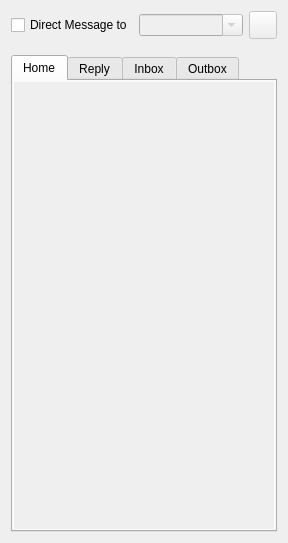
The window that src/timelinewidget_base.ui (KDE/choqok) describes before a commit, drawn with Qt 5.
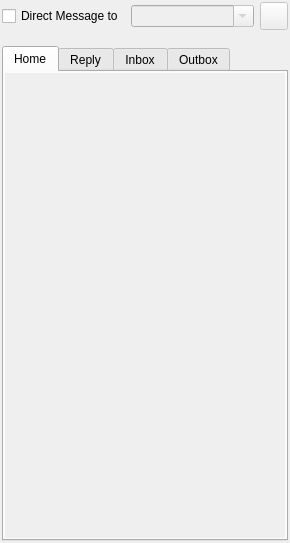
The same window after the commit. Custom widgets are drawn as their Qt base class.

Commit message: Showing icons on timeline tabs added in optional manner.

What changed in the file:
```diff
--- a/src/timelinewidget_base.ui
+++ b/src/timelinewidget_base.ui
@@ -5,7 +5,7 @@
    <rect>
     <x>0</x>
     <y>0</y>
-    <width>288</width>
+    <width>290</width>
     <height>543</height>
    </rect>
   </property>
@@ -22,6 +22,9 @@
    <bool>true</bool>
   </property>
   <layout class="QGridLayout" name="gridLayout_2" >
+   <property name="margin" >
+    <number>2</number>
+   </property>
    <item row="0" column="0" >
     <widget class="QCheckBox" name="chkDMessage" >
      <property name="sizePolicy" >
@@ -141,8 +144,8 @@
            <rect>
             <x>0</x>
             <y>0</y>
-            <width>270</width>
-            <height>461</height>
+            <width>280</width>
+            <height>468</height>
            </rect>
           </property>
           <layout class="QVBoxLayout" name="verticalLayout_5" >
```
Left out of the diff: 24 changed lines with no effect on the pictures. The commit also changes 5 other files.
